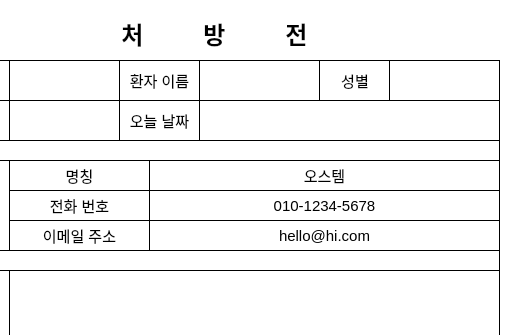
First picture: the form in Project/src/viewer/ImageViewerSW/prescription.ui, repository AndaCondaa/Dental_Imaging_SW_System, before the edit; both pictures show x 81 to 592 and y 0 to 335 of the 592 by 714 pixel window.
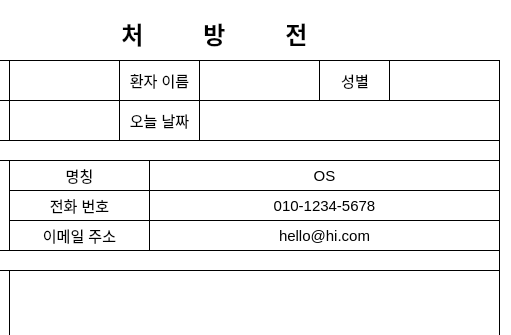
Second picture: the form after the edit.

```diff
--- a/Project/src/viewer/ImageViewerSW/prescription.ui
+++ b/Project/src/viewer/ImageViewerSW/prescription.ui
@@ -513,7 +513,7 @@
 border-radius: 0px;</string>
    </property>
    <property name="text">
-    <string>오스템</string>
+    <string>OS</string>
    </property>
    <property name="alignment">
     <set>Qt::AlignCenter</set>
```
